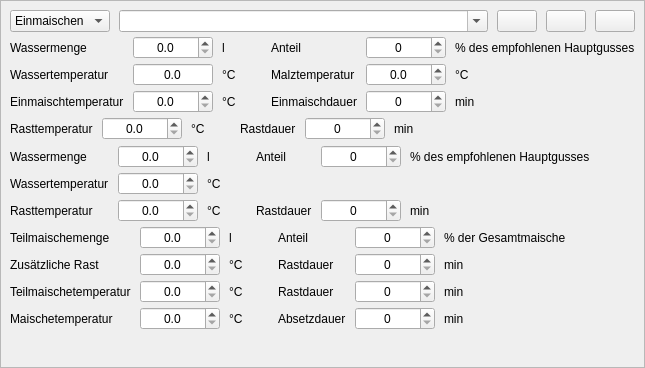
Before: the Qt Designer form kleiner-brauhelfer/widgets/wdgrast.ui in kleiner-brauhelfer/kleiner-brauhelfer-2, drawn with Qt 5.
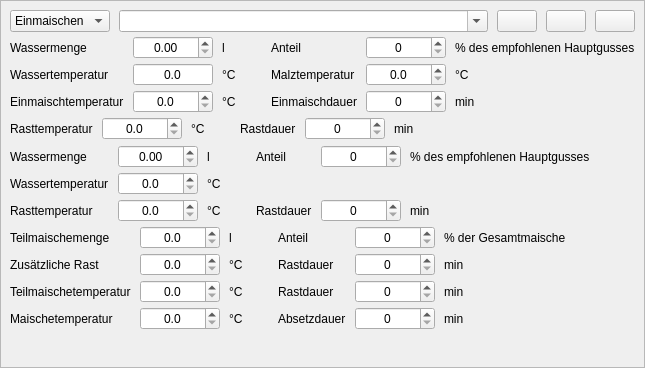
After: the same form once the commit is applied. Icons and pictures are not drawn. Custom widgets are drawn as their Qt base class.

Diff of the .ui file:
```diff
--- a/kleiner-brauhelfer/widgets/wdgrast.ui
+++ b/kleiner-brauhelfer/widgets/wdgrast.ui
@@ -313,7 +313,7 @@
             <set>Qt::AlignCenter</set>
            </property>
            <property name="decimals">
-            <number>1</number>
+            <number>2</number>
            </property>
            <property name="maximum">
             <double>999.000000000000000</double>
@@ -515,7 +515,7 @@
             <set>Qt::AlignCenter</set>
            </property>
            <property name="decimals">
-            <number>1</number>
+            <number>2</number>
            </property>
            <property name="maximum">
             <double>999.000000000000000</double>
```
